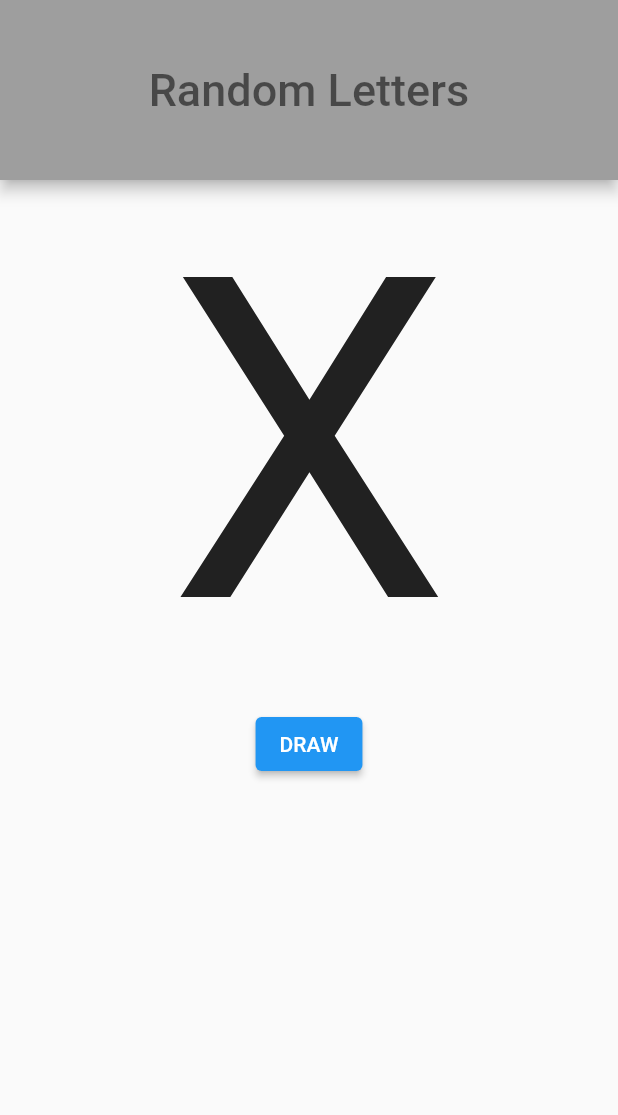
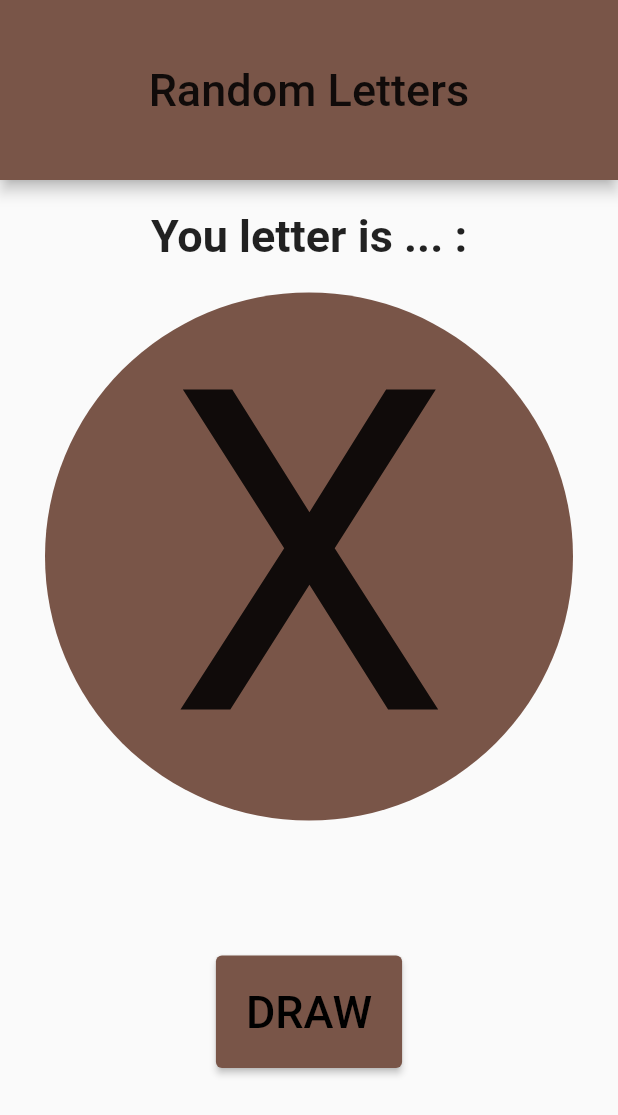
Before and after one commit to patryklaskowski1/random_letters, a Flutter app: the screen it shows after launch, on a phone screen of 412 x 824 dp. Shown: the top 1115 px of the screen. Run offline on Flutter 3.47's test engine with Material 2 defaults, Android fonts, the phone set to English and light mode, and no system bars.

Commit message:
Create new Text widget

```diff
--- a/lib/main.dart
+++ b/lib/main.dart
@@ -1,4 +1,5 @@
 import 'dart:math';
+import 'dart:ui';
 import 'package:flutter/material.dart';
 
 void main() {
@@ -60,26 +61,44 @@ class _HomePageState extends State<HomePage> {
   Widget build(BuildContext context) {
     return Scaffold(
       appBar: AppBar(
-        backgroundColor: Colors.grey,
+        backgroundColor: Colors.brown,
         centerTitle: true,
         toolbarHeight: 120,
         title: const Text(
           'Random Letters',
           style: TextStyle(
             fontSize: 30,
-            color: Colors.black54,
+            color: Colors.black87,
           ),
         ),
       ),
       body: Column(
         children: [
-          Center(
-            child: Text(
-              letter,
-              style: const TextStyle(
-                fontSize: 300,
+          const SizedBox(height: 20),
+          const Text(
+            'You letter is ... :',
+            style: TextStyle(
+              fontWeight: FontWeight.bold,
+              fontSize: 30,
+            ),
+          ),
+          const SizedBox(height: 20),
+          Container(
+            decoration: const BoxDecoration(
+              shape: BoxShape.circle,
+              color: Colors.brown,
+            ),
+            child: Center(
+              child: Text(
+                letter,
+                style: const TextStyle(
+                  fontSize: 300,
+                ),
               ),
             ),
+          ),
+          const SizedBox(
+            height: 90,
           ),
           ElevatedButton(
             onPressed: () {
@@ -87,8 +106,16 @@ class _HomePageState extends State<HomePage> {
                 letter = letters[draw.nextInt(letters.length)];
               });
             },
+            style: ElevatedButton.styleFrom(
+              primary: Colors.brown,
+              padding: const EdgeInsets.all(20),
+            ),
             child: const Text(
               'DRAW',
+              style: TextStyle(
+                fontSize: 30,
+                color: Colors.black,
+              ),
             ),
           )
         ],
```
